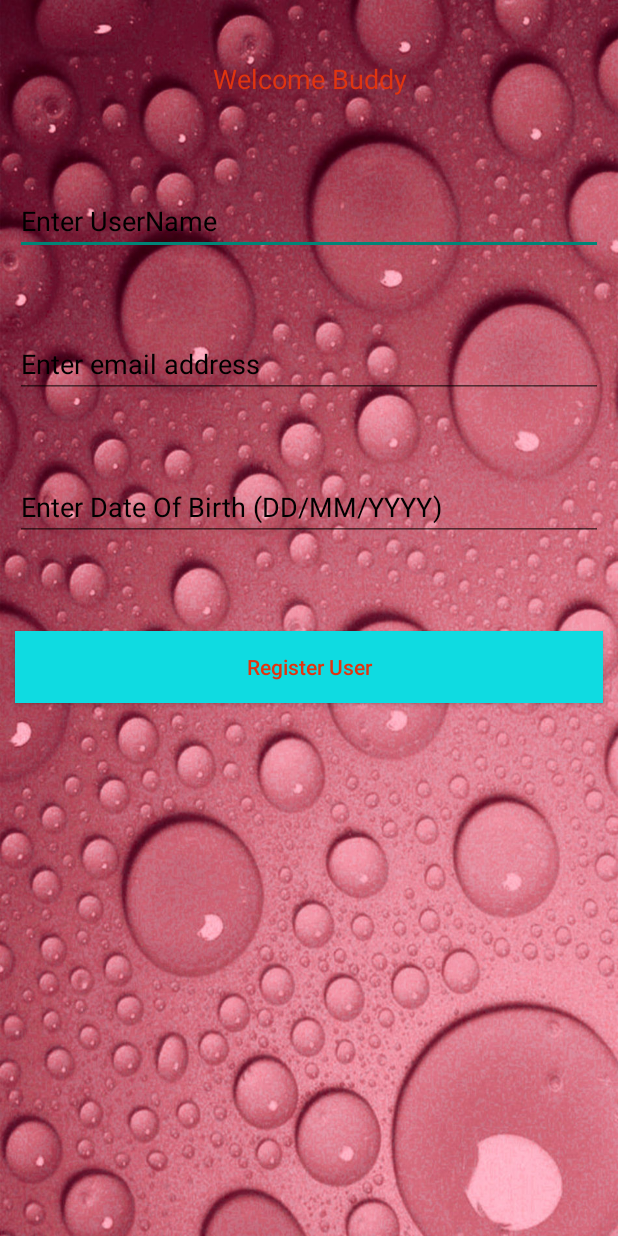
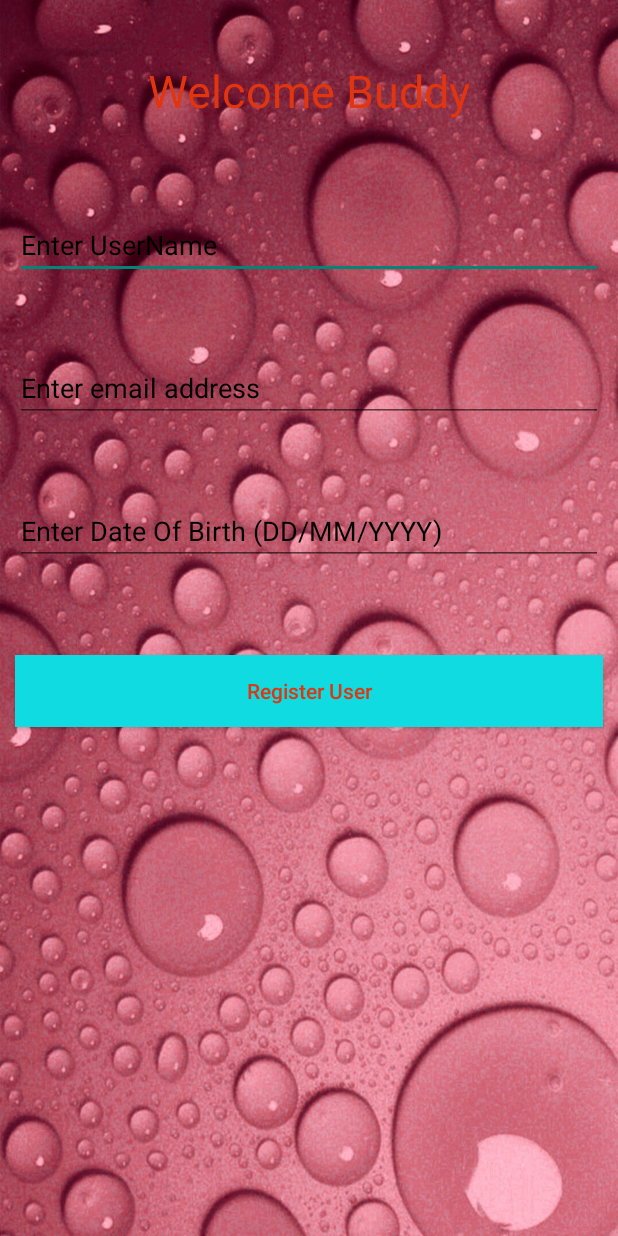
Before and after one commit to chiranjibghosh551/Welcome_app, an Android app: the screen it shows after launch (MainActivity), on a phone screen of 412 x 824 dp. Run offline under Robolectric (Android 15) with nearby library versions, the phone set to English and light mode, and no system bars.

Commit message:
Welcome_app

```diff
--- a/app/src/main/java/com/example/welcome_app/MainActivity.java
+++ b/app/src/main/java/com/example/welcome_app/MainActivity.java
@@ -21,6 +21,7 @@ public class MainActivity extends AppCompatActivity {
 
     // creating variables for our edit text and buttons.
     private EditText userNameEdt, dobEdt,emailEdt;
+    private DatePickerDialog picker;
     private Button registerBtn;
     DBlite DB;
 
@@ -36,7 +37,7 @@ public class MainActivity extends AppCompatActivity {
         registerBtn = findViewById(R.id.idBtnRegister);
         DB = new DBlite(this);
 
-        dobEdt.setOnClickListener(new View.OnClickListener() {
+       /* dobEdt.setOnClickListener(new View.OnClickListener() {
             @Override
             public void onClick(View view) {
                 final Calendar calendar = Calendar.getInstance();
@@ -47,16 +48,16 @@ public class MainActivity extends AppCompatActivity {
                 picker = new DatePickerDialog(MainActivity.this, new DatePickerDialog.OnDateSetListener() {
                     @Override
                     public void onDateSet(DatePicker datePicker, int year, int month, int dayOfMonth){
-
+                        dobEdt.setText(dayOfMonth+"/"+(month+1)+"/"+year);
                     }
 
 
-                });year,month,day
+                },year,month,day);
 
 
 
             }
-        });
+        });*/
 
 
 
--- a/app/src/main/res/layout/activity_main.xml
+++ b/app/src/main/res/layout/activity_main.xml
@@ -15,11 +15,11 @@
         android:gravity="center_horizontal"
         android:padding="10dp"
         android:text="Welcome Buddy"
-        android:autoSizeMaxTextSize="32sp"
+
         android:textAlignment="center"
         android:textColor="@color/new_item"
 
-        android:textSize="18sp" />
+        android:textSize="30sp" />
     <EditText
         android:id="@+id/name"
         android:layout_width="match_parent"
```
